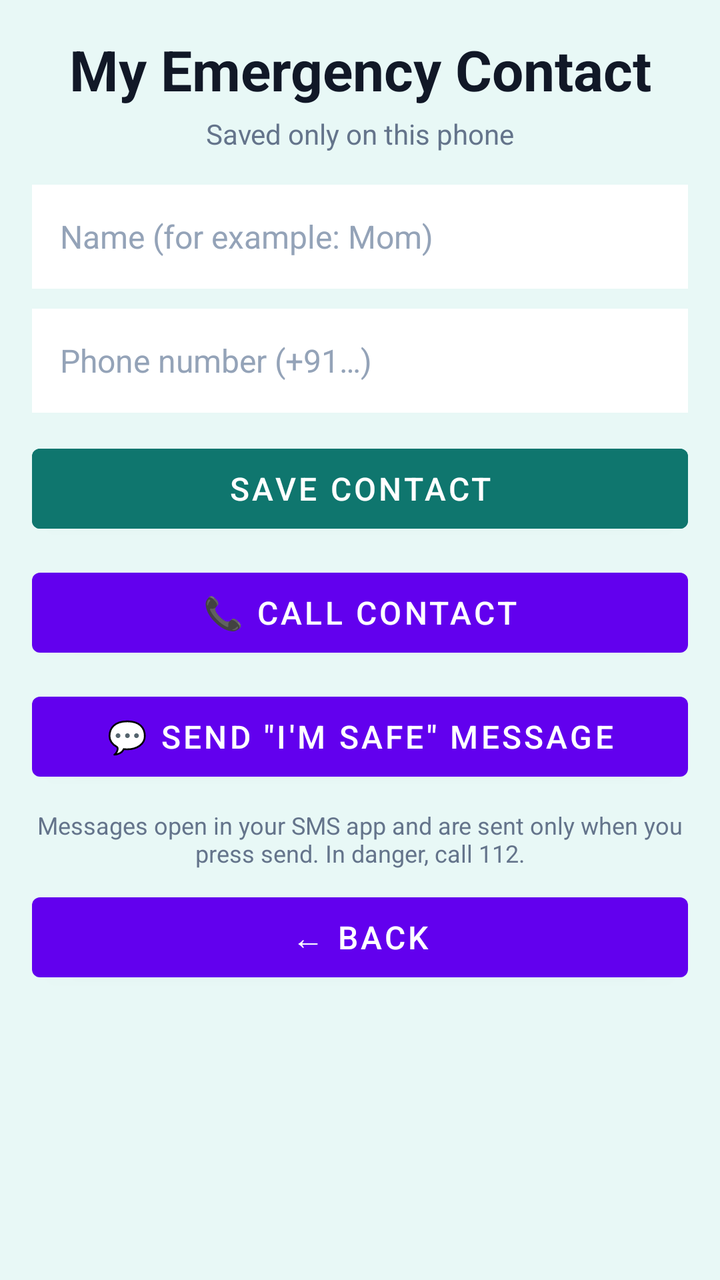
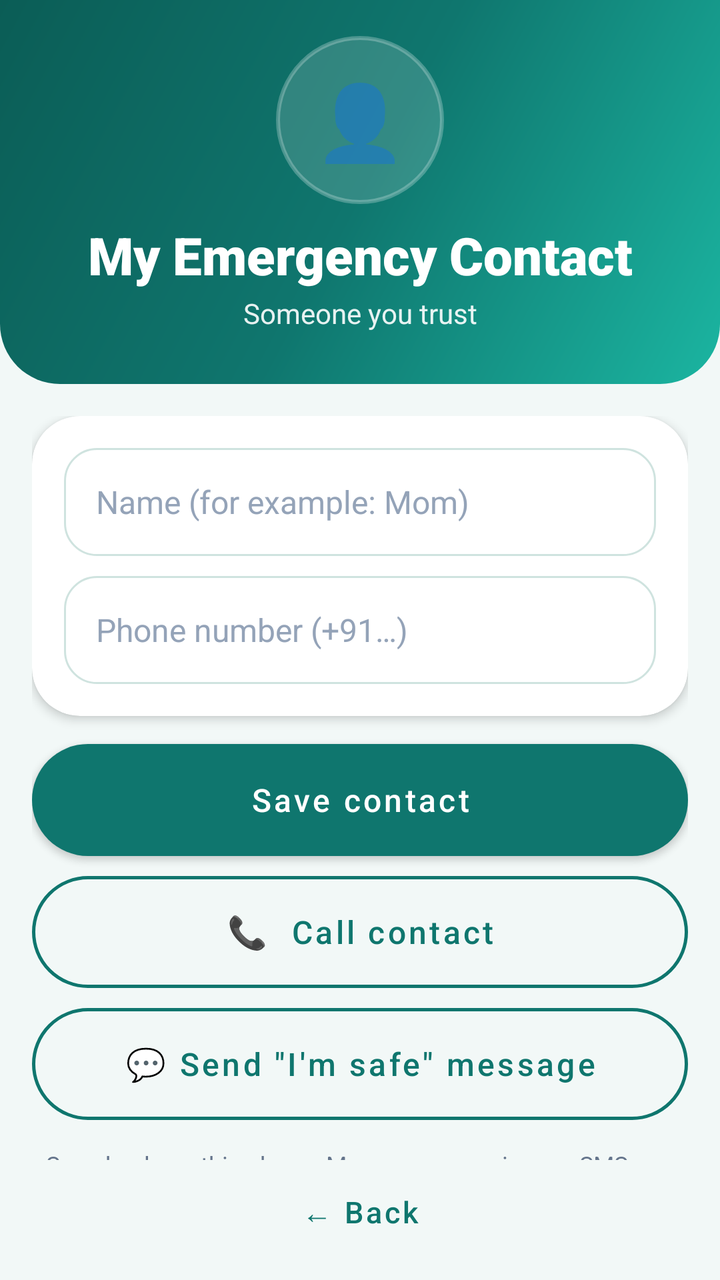

An Android layout rendered at two revisions. The XML below is the earlier revision; the diff shows what the commit changed to produce the second picture.
<!-- AndroidManifest.xml: application theme Theme.TourCompanion -->
<!-- res/layout/activity_my_contact.xml -->
<?xml version="1.0" encoding="utf-8"?>
<ScrollView
    xmlns:android="http://schemas.android.com/apk/res/android"
    xmlns:app="http://schemas.android.com/apk/res-auto"
    android:layout_width="match_parent"
    android:layout_height="match_parent"
    android:background="#E8F8F6"
    android:fillViewport="true">

    <LinearLayout
        android:layout_width="match_parent"
        android:layout_height="wrap_content"
        android:orientation="vertical"
        android:padding="16dp">

    <TextView
        android:layout_width="match_parent"
        android:layout_height="wrap_content"
        android:gravity="center"
        android:text="My Emergency Contact"
        android:textColor="#111827"
        android:textSize="28sp"
        android:textStyle="bold" />

    <TextView
        android:layout_width="match_parent"
        android:layout_height="wrap_content"
        android:layout_marginTop="4dp"
        android:gravity="center"
        android:text="Saved only on this phone"
        android:textColor="#64748B"
        android:textSize="14sp" />
    <EditText
        android:id="@+id/contactName"
        android:layout_width="match_parent"
        android:layout_height="52dp"
        android:layout_marginTop="16dp"
        android:background="#FFFFFF"
        android:hint="Name (for example: Mom)"
        android:inputType="textPersonName"
        android:maxLines="1"
        android:paddingStart="14dp"
        android:paddingEnd="14dp"
        android:textColor="#111827"
        android:textColorHint="#94A3B8"
        android:textSize="16sp" />
    <EditText
        android:id="@+id/contactPhone"
        android:layout_width="match_parent"
        android:layout_height="52dp"
        android:layout_marginTop="10dp"
        android:background="#FFFFFF"
        android:hint="Phone number (+91…)"
        android:inputType="phone"
        android:maxLines="1"
        android:paddingStart="14dp"
        android:paddingEnd="14dp"
        android:textColor="#111827"
        android:textColorHint="#94A3B8"
        android:textSize="16sp" />
    <Button
        android:id="@+id/saveContactButton"
        android:layout_width="match_parent"
        android:layout_height="52dp"
        android:layout_marginTop="12dp"
        android:text="Save contact"
        android:textSize="16sp"
        android:backgroundTint="#0F766E"
        android:textColor="#FFFFFF" />
    <Button
        android:id="@+id/callContactButton"
        android:layout_width="match_parent"
        android:layout_height="52dp"
        android:layout_marginTop="10dp"
        android:text="📞 Call contact"
        android:textSize="16sp" />
    <Button
        android:id="@+id/smsContactButton"
        android:layout_width="match_parent"
        android:layout_height="52dp"
        android:layout_marginTop="10dp"
        android:text="@string/contact_sms_button"
        android:textSize="16sp" />

    <TextView
        android:layout_width="match_parent"
        android:layout_height="wrap_content"
        android:layout_marginTop="10dp"
        android:gravity="center"
        android:text="Messages open in your SMS app and are sent only when you press send. In danger, call 112."
        android:textColor="#64748B"
        android:textSize="12sp" />
    <Button
        android:id="@+id/backContactButton"
        android:layout_width="match_parent"
        android:layout_height="52dp"
        android:layout_marginTop="8dp"
        android:text="← Back"
        android:textSize="16sp" />

    </LinearLayout>

</ScrollView>
<!-- resources referenced by this layout -->
<resources>
  <style name="Theme.TourCompanion" parent="Theme.MaterialComponents.DayNight.DarkActionBar">
          
          <item name="colorPrimary">@color/purple_500</item>
          <item name="colorPrimaryVariant">@color/purple_700</item>
          <item name="colorOnPrimary">@color/white</item>
          
          <item name="colorSecondary">@color/teal_200</item>
          <item name="colorSecondaryVariant">@color/teal_700</item>
          <item name="colorOnSecondary">@color/black</item>
          
          <item name="android:statusBarColor">?attr/colorPrimaryVariant</item>
          
      </style>
  <color name="purple_500">#FF6200EE</color>
  <color name="purple_700">#FF3700B3</color>
  <color name="teal_200">#FF03DAC5</color>
  <color name="teal_700">#FF018786</color>
  <color name="black">#FF000000</color>
  <!-- unchanged entries left out for length: 2 -->
</resources>

<!-- the commit's change to res/layout/activity_my_contact.xml (unified diff, before → after) -->
@@ -1,103 +1,141 @@
 <?xml version="1.0" encoding="utf-8"?>
-<ScrollView
+<LinearLayout
     xmlns:android="http://schemas.android.com/apk/res/android"
     xmlns:app="http://schemas.android.com/apk/res-auto"
     android:layout_width="match_parent"
     android:layout_height="match_parent"
-    android:background="#E8F8F6"
-    android:fillViewport="true">
+    android:background="@color/bg"
+    android:orientation="vertical">
 
     <LinearLayout
         android:layout_width="match_parent"
         android:layout_height="wrap_content"
+        android:tag="header"
+        android:background="@drawable/bg_header"
+        android:gravity="center_horizontal"
         android:orientation="vertical"
-        android:padding="16dp">
+        android:paddingStart="20dp"
+        android:paddingTop="18dp"
+        android:paddingEnd="20dp"
+        android:paddingBottom="26dp">
 
-    <TextView
+        <TextView
+            android:layout_width="84dp"
+            android:layout_height="84dp"
+            android:background="@drawable/bg_circle_soft"
+            android:gravity="center"
+            android:text="👤"
+            android:textSize="37sp" />
+
+        <TextView
+            
+            style="@style/Text.Tour.Title"
+            android:layout_width="match_parent"
+            android:layout_height="wrap_content"
+            android:layout_marginTop="8dp"
+            android:text="My Emergency Contact" />
+
+        <TextView
+            
+            style="@style/Text.Tour.Subtitle"
+            android:layout_width="match_parent"
+            android:layout_height="wrap_content"
+            android:layout_marginTop="2dp"
+            android:text="Someone you trust" />
+    </LinearLayout>
+
+    <ScrollView
         android:layout_width="match_parent"
-        android:layout_height="wrap_content"
-        android:gravity="center"
-        android:text="My Emergency Contact"
-        android:textColor="#111827"
-        android:textSize="28sp"
-        android:textStyle="bold" />
+        android:layout_height="0dp"
+        android:layout_weight="1"
+        android:clipToPadding="false"
+        android:fillViewport="true"
+        android:scrollbars="none">
 
-    <TextView
-        android:layout_width="match_parent"
-        android:layout_height="wrap_content"
-        android:layout_marginTop="4dp"
-        android:gravity="center"
-        android:text="Saved only on this phone"
-        android:textColor="#64748B"
-        android:textSize="14sp" />
-    <EditText
-        android:id="@+id/contactName"
+        <LinearLayout
+            android:layout_width="match_parent"
+            android:layout_height="wrap_content"
+            android:orientation="vertical"
+            android:padding="16dp">
+
+        <com.google.android.material.card.MaterialCardView
+            android:layout_width="match_parent"
+            android:layout_height="wrap_content"
+            android:layout_marginTop="0dp"
+            app:cardBackgroundColor="@color/surface"
+            app:cardCornerRadius="24dp"
+            app:cardElevation="3dp"
+            app:strokeWidth="0dp">
+
+            <LinearLayout
+                android:layout_width="match_parent"
+                android:layout_height="wrap_content"
+                android:orientation="vertical"
+                android:padding="16dp">
+
+                <EditText
+                    android:id="@+id/contactName"
+                    style="@style/Widget.Tour.Input"
+                    android:layout_width="match_parent"
+                    android:layout_height="54dp"
+                    android:layout_marginTop="0dp"
+                    android:hint="Name (for example: Mom)"
+                    android:importantForAutofill="yes"
+                    android:inputType="textPersonName" />
+                <EditText
+                    android:id="@+id/contactPhone"
+                    style="@style/Widget.Tour.Input"
+                    android:layout_width="match_parent"
+                    android:layout_height="54dp"
+                    android:layout_marginTop="10dp"
+                    android:hint="Phone number (+91…)"
+                    android:importantForAutofill="yes"
+                    android:inputType="phone" />
+
+            </LinearLayout>
+        </com.google.android.material.card.MaterialCardView>
+        <com.google.android.material.button.MaterialButton
+            android:id="@+id/saveContactButton"
+            style="@style/Widget.Tour.Button.Primary"
+            android:layout_width="match_parent"
+            android:layout_height="56dp"
+            android:layout_marginTop="14dp"
+            android:text="Save contact" />
+        <com.google.android.material.button.MaterialButton
+            android:id="@+id/callContactButton"
+            style="@style/Widget.Tour.Button.Secondary"
+            android:layout_width="match_parent"
+            android:layout_height="56dp"
+            android:layout_marginTop="10dp"
+            android:text="📞  Call contact" />
+        <com.google.android.material.button.MaterialButton
+            android:id="@+id/smsContactButton"
+            style="@style/Widget.Tour.Button.Secondary"
+            android:layout_width="match_parent"
+            android:layout_height="56dp"
+            android:layout_marginTop="10dp"
+            android:text="@string/contact_sms_button" />
+        <TextView
+            
+            android:layout_width="match_parent"
+            android:layout_height="wrap_content"
+            android:layout_marginTop="14dp"
+            android:text="Saved only on this phone. Messages open in your SMS app and are sent only when you press send. In danger, call 112."
+            android:textColor="@color/text_secondary"
+            android:textSize="12sp"
+            android:gravity="center" />
+
+        </LinearLayout>
+    </ScrollView>
+
+    <com.google.android.material.button.MaterialButton
+        android:id="@+id/backContactButton"
+        style="@style/Widget.Tour.Button.Text"
         android:layout_width="match_parent"
         android:layout_height="52dp"
-        android:layout_marginTop="16dp"
-        android:background="#FFFFFF"
-        android:hint="Name (for example: Mom)"
-        android:inputType="textPersonName"
-        android:maxLines="1"
-        android:paddingStart="14dp"
-        android:paddingEnd="14dp"
-        android:textColor="#111827"
-        android:textColorHint="#94A3B8"
-        android:textSize="16sp" />
-    <EditText
-        android:id="@+id/contactPhone"
-        android:layout_width="match_parent"
-        android:layout_height="52dp"
-        android:layout_marginTop="10dp"
-        android:background="#FFFFFF"
-        android:hint="Phone number (+91…)"
-        android:inputType="phone"
-        android:maxLines="1"
-        android:paddingStart="14dp"
-        android:paddingEnd="14dp"
-        android:textColor="#111827"
-        android:textColorHint="#94A3B8"
-        android:textSize="16sp" />
-    <Button
-        android:id="@+id/saveContactButton"
-        android:layout_width="match_parent"
-        android:layout_height="52dp"
-        android:layout_marginTop="12dp"
-        android:text="Save contact"
-        android:textSize="16sp"
-        android:backgroundTint="#0F766E"
-        android:textColor="#FFFFFF" />
-    <Button
-        android:id="@+id/callContactButton"
-        android:layout_width="match_parent"
-        android:layout_height="52dp"
-        android:layout_marginTop="10dp"
-        android:text="📞 Call contact"
-        android:textSize="16sp" />
-    <Button
-        android:id="@+id/smsContactButton"
-        android:layout_width="match_parent"
-        android:layout_height="52dp"
-        android:layout_marginTop="10dp"
-        android:text="@string/contact_sms_button"
-        android:textSize="16sp" />
+        android:layout_marginStart="16dp"
+        android:layout_marginEnd="16dp"
+        android:layout_marginBottom="8dp"
+        android:text="← Back" />
 
-    <TextView
-        android:layout_width="match_parent"
-        android:layout_height="wrap_content"
-        android:layout_marginTop="10dp"
-        android:gravity="center"
-        android:text="Messages open in your SMS app and are sent only when you press send. In danger, call 112."
-        android:textColor="#64748B"
-        android:textSize="12sp" />
-    <Button
-        android:id="@+id/backContactButton"
-        android:layout_width="match_parent"
-        android:layout_height="52dp"
-        android:layout_marginTop="8dp"
-        android:text="← Back"
-        android:textSize="16sp" />
-
-    </LinearLayout>
-
-</ScrollView>
+</LinearLayout>
<!-- resource entries referenced after the edit -->
@@ -1,23 +1,96 @@
 <!-- resources referenced by this layout -->
 <resources>
-  <style name="Theme.TourCompanion" parent="Theme.MaterialComponents.DayNight.DarkActionBar">
-          
-          <item name="colorPrimary">@color/purple_500</item>
-          <item name="colorPrimaryVariant">@color/purple_700</item>
+  <color name="bg">#F2F8F7</color>
+  <color name="surface">#FFFFFF</color>
+  <color name="text_secondary">#64748B</color>
+  <!-- drawable bg_circle_soft (drawable) -->
+  <?xml version="1.0" encoding="utf-8"?>
+  <shape xmlns:android="http://schemas.android.com/apk/res/android" android:shape="oval">
+      <solid android:color="#26FFFFFF" />
+      <stroke android:width="2dp" android:color="#40FFFFFF" />
+  </shape>
+  <!-- drawable bg_header (drawable) -->
+  <?xml version="1.0" encoding="utf-8"?>
+  <shape xmlns:android="http://schemas.android.com/apk/res/android" android:shape="rectangle">
+      <gradient android:type="linear" android:angle="315" android:startColor="#0B5D56" android:centerColor="#0F766E" android:endColor="#1BB5A1" />
+      <corners android:bottomLeftRadius="30dp" android:bottomRightRadius="30dp" />
+  </shape>
+  <style name="Text.Tour.Subtitle" parent="">
+          <item name="android:textColor">#E6FFFFFF</item>
+          <item name="android:textSize">14sp</item>
+          <item name="android:gravity">center</item>
+      </style>
+  <style name="Text.Tour.Title" parent="">
+          <item name="android:textColor">@color/white</item>
+          <item name="android:textSize">26sp</item>
+          <item name="android:fontFamily">sans-serif-black</item>
+          <item name="android:gravity">center</item>
+      </style>
+  <style name="Widget.Tour.Button.Primary" parent="Widget.MaterialComponents.Button">
+          <item name="backgroundTint">@color/primary</item>
+          <item name="android:textColor">@color/white</item>
+          <item name="cornerRadius">28dp</item>
+          <item name="android:textAllCaps">false</item>
+          <item name="android:textSize">16sp</item>
+          <item name="android:fontFamily">sans-serif-medium</item>
+          <item name="android:minHeight">54dp</item>
+          <item name="android:insetTop">0dp</item>
+          <item name="android:insetBottom">0dp</item>
+          <item name="rippleColor">#33FFFFFF</item>
+      </style>
+  <style name="Widget.Tour.Button.Secondary" parent="Widget.MaterialComponents.Button.OutlinedButton">
+          <item name="strokeColor">@color/primary</item>
+          <item name="strokeWidth">1.5dp</item>
+          <item name="android:textColor">@color/primary</item>
+          <item name="cornerRadius">28dp</item>
+          <item name="android:textAllCaps">false</item>
+          <item name="android:textSize">16sp</item>
+          <item name="android:fontFamily">sans-serif-medium</item>
+          <item name="android:minHeight">52dp</item>
+          <item name="android:insetTop">0dp</item>
+          <item name="android:insetBottom">0dp</item>
+      </style>
+  <style name="Widget.Tour.Button.Text" parent="Widget.MaterialComponents.Button.TextButton">
+          <item name="android:textColor">@color/primary</item>
+          <item name="android:textAllCaps">false</item>
+          <item name="android:textSize">15sp</item>
+          <item name="android:fontFamily">sans-serif-medium</item>
+      </style>
+  <style name="Widget.Tour.Input" parent="">
+          <item name="android:background">@drawable/bg_input</item>
+          <item name="android:textColor">@color/text_primary</item>
+          <item name="android:textColorHint">#94A3B8</item>
+          <item name="android:textSize">16sp</item>
+          <item name="android:paddingStart">16dp</item>
+          <item name="android:paddingEnd">16dp</item>
+          <item name="android:minHeight">54dp</item>
+          <item name="android:maxLines">1</item>
+      </style>
+  <style name="Theme.TourCompanion" parent="Theme.MaterialComponents.Light.NoActionBar">
+          <item name="colorPrimary">@color/primary</item>
+          <item name="colorPrimaryVariant">@color/primary_dark</item>
           <item name="colorOnPrimary">@color/white</item>
-          
-          <item name="colorSecondary">@color/teal_200</item>
-          <item name="colorSecondaryVariant">@color/teal_700</item>
-          <item name="colorOnSecondary">@color/black</item>
-          
-          <item name="android:statusBarColor">?attr/colorPrimaryVariant</item>
-          
+          <item name="colorSecondary">@color/accent</item>
+          <item name="colorSecondaryVariant">@color/accent</item>
+          <item name="colorOnSecondary">@color/text_primary</item>
+          <item name="android:colorBackground">@color/bg</item>
+          <item name="android:windowBackground">@color/bg</item>
+          <item name="android:statusBarColor">@color/primary_dark</item>
+          <item name="android:textColorPrimary">@color/text_primary</item>
+          <item name="android:textColorSecondary">@color/text_secondary</item>
+          <item name="materialButtonStyle">@style/Widget.Tour.Button.Primary</item>
       </style>
-  <color name="purple_500">#FF6200EE</color>
-  <color name="purple_700">#FF3700B3</color>
-  <color name="teal_200">#FF03DAC5</color>
-  <color name="teal_700">#FF018786</color>
-  <color name="black">#FF000000</color>
+  <color name="primary">#0F766E</color>
+  <!-- drawable bg_input (drawable) -->
+  <?xml version="1.0" encoding="utf-8"?>
+  <shape xmlns:android="http://schemas.android.com/apk/res/android" android:shape="rectangle">
+      <solid android:color="#FFFFFFFF" />
+      <stroke android:width="1dp" android:color="#CFE3DF" />
+      <corners android:radius="16dp" />
+  </shape>
+  <color name="text_primary">#0F172A</color>
+  <color name="primary_dark">#0B5D56</color>
+  <color name="accent">#F59E0B</color>
   <!-- unchanged entries left out for length: 2 -->
 </resources>
 
